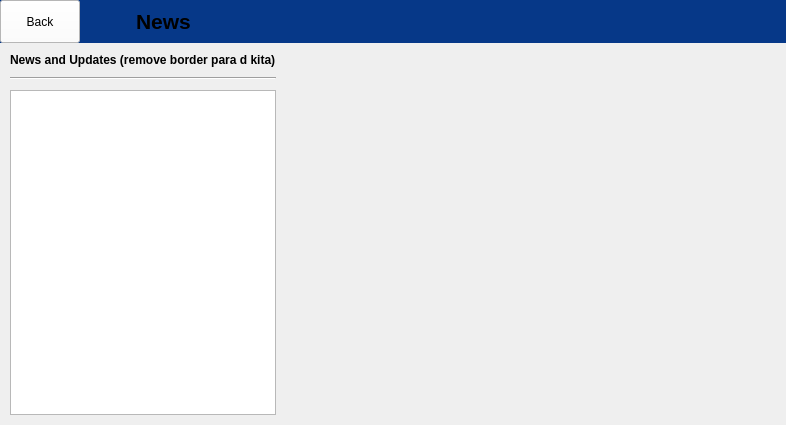
Above: informationwindownewslist.ui from PeteCastle/SoftwareDesignCaseStudy before the change. Below: the same form after it.
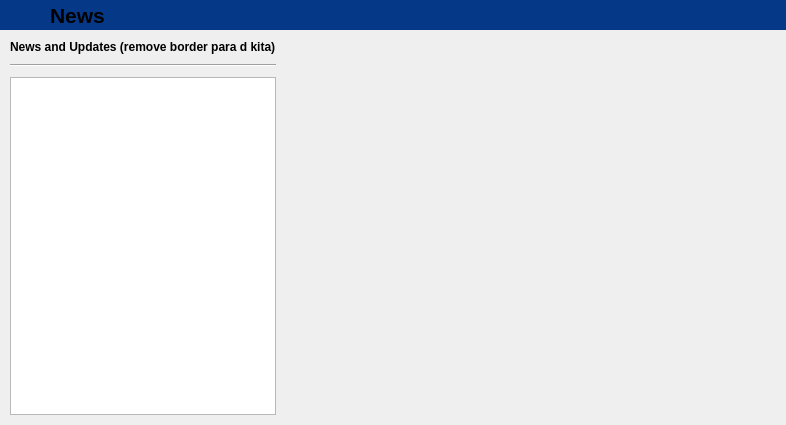
That is the form after the change.

```diff
--- a/informationwindownewslist.ui
+++ b/informationwindownewslist.ui
@@ -13,7 +13,7 @@
   <property name="windowTitle">
    <string>Form</string>
   </property>
-  <layout class="QVBoxLayout" name="verticalLayout_2" stretch="10,90">
+  <layout class="QVBoxLayout" name="verticalLayout_2" stretch="7,92">
    <property name="spacing">
     <number>0</number>
    </property>
@@ -50,24 +50,6 @@
       <property name="bottomMargin">
        <number>0</number>
       </property>
-      <item>
-       <widget class="QPushButton" name="pushButton">
-        <property name="sizePolicy">
-         <sizepolicy hsizetype="Minimum" vsizetype="Expanding">
-          <horstretch>0</horstretch>
-          <verstretch>0</verstretch>
-         </sizepolicy>
-        </property>
-        <property name="styleSheet">
-         <string notr="true">QPushButton{
-	background-color: rgb(255, 255, 255);
-}</string>
-        </property>
-        <property name="text">
-         <string>Back</string>
-        </property>
-       </widget>
-      </item>
       <item>
        <spacer name="horizontalSpacer">
         <property name="orientation">
```
